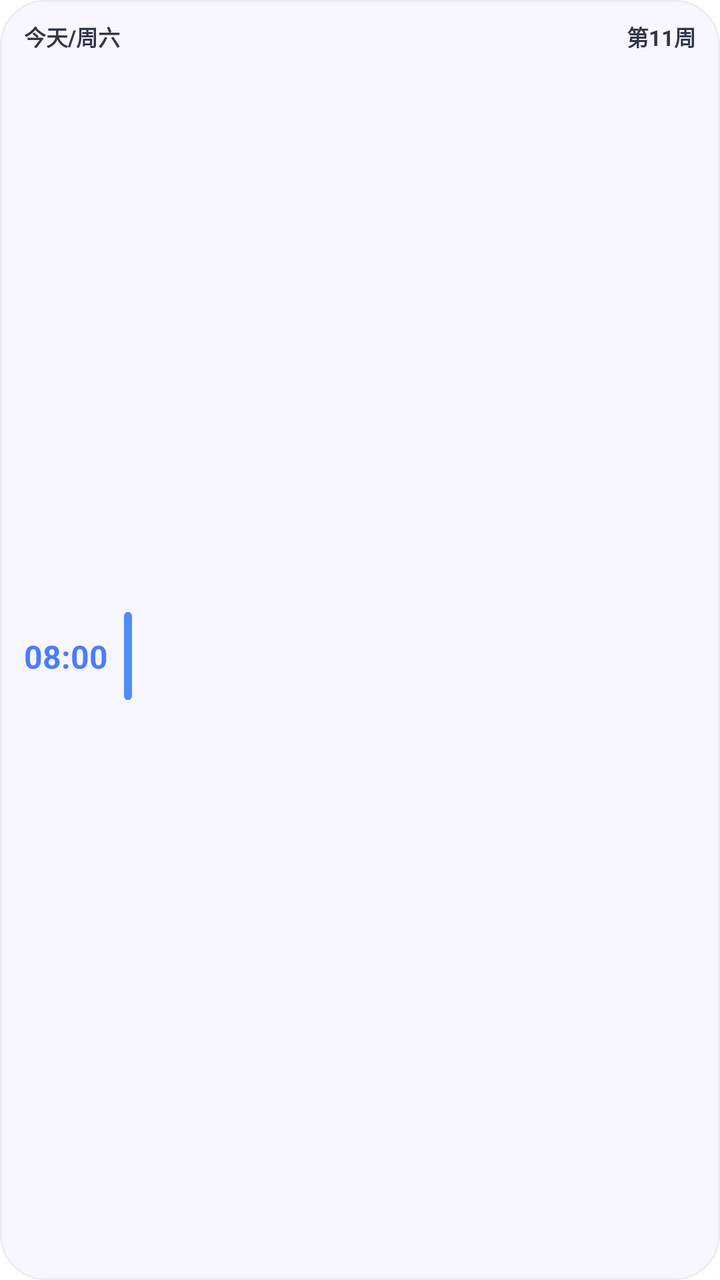
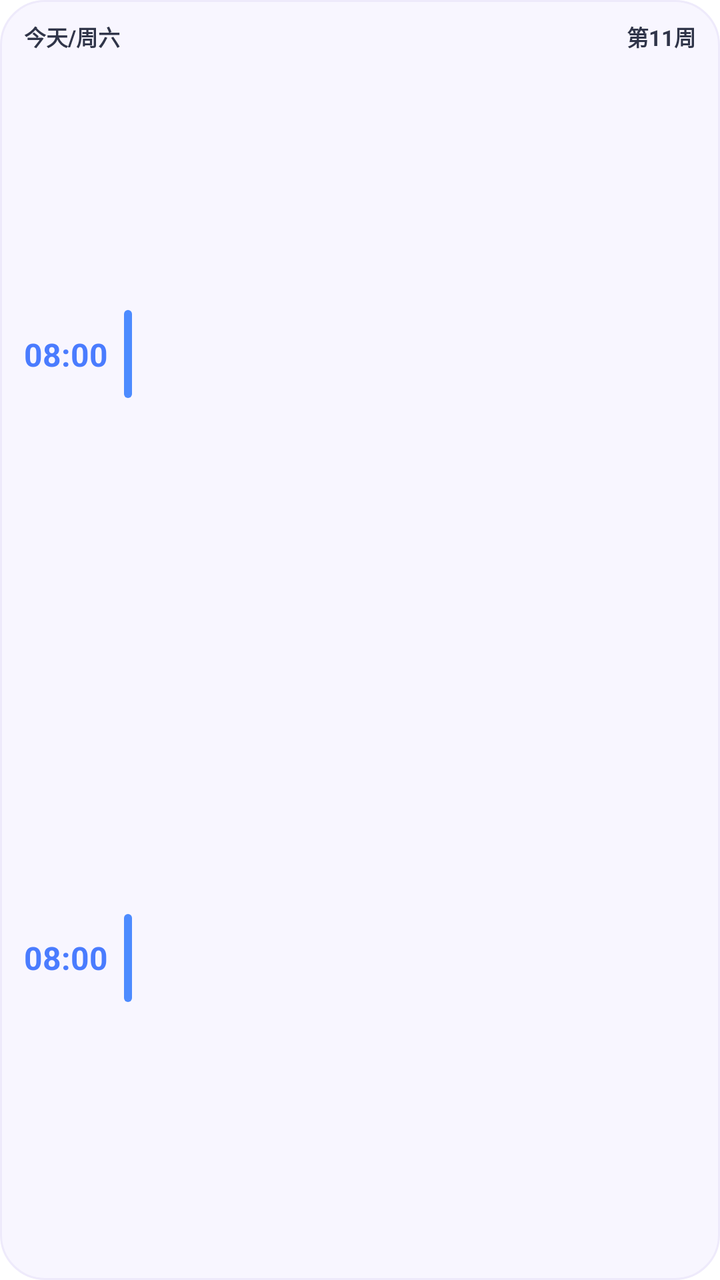

Screens rendered from an Android XML layout before and after an edit, with the pre-edit source and the edit as a unified diff.
<!-- AndroidManifest.xml: fallback theme Theme.MaterialComponents.DayNight.NoActionBar -->
<!-- res/layout/widget_small.xml -->
<?xml version="1.0" encoding="utf-8"?>
<LinearLayout xmlns:android="http://schemas.android.com/apk/res/android"
    android:id="@+id/widget_root"
    android:layout_width="match_parent"
    android:layout_height="match_parent"
    android:background="@drawable/widget_panel_bg"
    android:clipToPadding="false"
    android:orientation="vertical"
    android:paddingStart="12dp"
    android:paddingTop="10dp"
    android:paddingEnd="12dp"
    android:paddingBottom="10dp">

    <LinearLayout
        android:layout_width="match_parent"
        android:layout_height="wrap_content"
        android:gravity="center_vertical"
        android:orientation="horizontal">

        <TextView
            android:id="@+id/widget_small_date"
            android:layout_width="0dp"
            android:layout_height="wrap_content"
            android:layout_weight="1"
            android:ellipsize="end"
            android:maxLines="1"
            android:text="今天/周六"
            android:textColor="@color/course_widget_title"
            android:textSize="11sp"
            android:textStyle="bold" />

        <TextView
            android:id="@+id/widget_small_week"
            android:layout_width="wrap_content"
            android:layout_height="wrap_content"
            android:layout_marginStart="4dp"
            android:ellipsize="end"
            android:maxLines="1"
            android:text="第11周"
            android:textColor="@color/course_widget_title"
            android:textSize="11sp"
            android:textStyle="bold" />
    </LinearLayout>

    <LinearLayout
        android:id="@+id/widget_small_empty"
        android:layout_width="match_parent"
        android:layout_height="0dp"
        android:layout_weight="1"
        android:gravity="center_vertical"
        android:orientation="vertical"
        android:visibility="gone">

        <TextView
            android:id="@+id/widget_small_empty_title"
            android:layout_width="wrap_content"
            android:layout_height="wrap_content"
            android:text="@string/course_widget_empty_title"
            android:textColor="@color/course_widget_title"
            android:textSize="14sp"
            android:textStyle="bold" />

        <TextView
            android:id="@+id/widget_small_empty_message"
            android:layout_width="match_parent"
            android:layout_height="wrap_content"
            android:layout_marginTop="6dp"
            android:ellipsize="end"
            android:maxLines="2"
            android:text="@string/course_widget_empty_message"
            android:textColor="@color/course_widget_muted"
            android:textSize="11sp" />
    </LinearLayout>

    <LinearLayout
        android:id="@+id/widget_small_content"
        android:layout_width="match_parent"
        android:layout_height="0dp"
        android:layout_weight="1"
        android:gravity="center_vertical"
        android:orientation="horizontal">

        <TextView
            android:id="@+id/widget_small_course_start"
            android:layout_width="46dp"
            android:layout_height="wrap_content"
            android:ellipsize="end"
            android:gravity="center_vertical"
            android:maxLines="1"
            android:text="08:00"
            android:textColor="@color/course_widget_time"
            android:textSize="16sp"
            android:textStyle="bold" />

        <TextView
            android:layout_width="4dp"
            android:layout_height="44dp"
            android:layout_marginStart="4dp"
            android:layout_marginEnd="8dp"
            android:background="@drawable/widget_course_bar"
            android:text="" />

        <LinearLayout
            android:layout_width="0dp"
            android:layout_height="wrap_content"
            android:layout_weight="1"
            android:orientation="vertical">

            <TextView
                android:id="@+id/widget_small_course_name"
                android:layout_width="match_parent"
                android:layout_height="wrap_content"
                android:ellipsize="end"
                android:maxLines="2"
                android:textColor="@color/course_widget_title"
                android:textSize="14sp"
                android:textStyle="bold" />

            <TextView
                android:id="@+id/widget_small_course_lesson"
                android:layout_width="match_parent"
                android:layout_height="wrap_content"
                android:layout_marginTop="5dp"
                android:ellipsize="end"
                android:maxLines="1"
                android:textColor="@color/course_widget_muted"
                android:textSize="11sp" />
        </LinearLayout>
    </LinearLayout>
</LinearLayout>
<!-- resources referenced by this layout -->
<resources>
  <color name="course_widget_muted">#7B8092</color>
  <color name="course_widget_time">#4A7CFF</color>
  <color name="course_widget_title">#303549</color>
  <!-- drawable widget_course_bar (drawable) -->
  <?xml version="1.0" encoding="utf-8"?>
  <shape xmlns:android="http://schemas.android.com/apk/res/android">
      <solid android:color="#4D8BFF" />
      <corners android:radius="4dp" />
  </shape>
  <!-- drawable widget_panel_bg (drawable) -->
  <?xml version="1.0" encoding="utf-8"?>
  <shape xmlns:android="http://schemas.android.com/apk/res/android">
      <solid android:color="@color/course_widget_surface" />
      <corners android:radius="22dp" />
      <stroke
          android:width="1dp"
          android:color="@color/course_widget_border" />
  </shape>
  <string name="course_widget_empty_message">请先同步课程数据</string>
  <string name="course_widget_empty_title">暂无课程</string>
  <color name="course_widget_surface">#F8F6FF</color>
  <color name="course_widget_border">#EEEAFB</color>
</resources>

<!-- the commit's change to res/layout/widget_small.xml (unified diff, before → after) -->
@@ -24,7 +24,7 @@
             android:layout_weight="1"
             android:ellipsize="end"
             android:maxLines="1"
-            android:text="今天/周六"
+            android:text="@string/course_widget_preview_date_small"
             android:textColor="@color/course_widget_title"
             android:textSize="11sp"
             android:textStyle="bold" />
@@ -36,7 +36,7 @@
             android:layout_marginStart="4dp"
             android:ellipsize="end"
             android:maxLines="1"
-            android:text="第11周"
+            android:text="@string/course_widget_preview_week"
             android:textColor="@color/course_widget_title"
             android:textSize="11sp"
             android:textStyle="bold" />
@@ -77,54 +77,118 @@
         android:layout_width="match_parent"
         android:layout_height="0dp"
         android:layout_weight="1"
-        android:gravity="center_vertical"
-        android:orientation="horizontal">
-
-        <TextView
-            android:id="@+id/widget_small_course_start"
-            android:layout_width="46dp"
-            android:layout_height="wrap_content"
-            android:ellipsize="end"
-            android:gravity="center_vertical"
-            android:maxLines="1"
-            android:text="08:00"
-            android:textColor="@color/course_widget_time"
-            android:textSize="16sp"
-            android:textStyle="bold" />
-
-        <TextView
-            android:layout_width="4dp"
-            android:layout_height="44dp"
-            android:layout_marginStart="4dp"
-            android:layout_marginEnd="8dp"
-            android:background="@drawable/widget_course_bar"
-            android:text="" />
+        android:orientation="vertical">
 
         <LinearLayout
-            android:layout_width="0dp"
-            android:layout_height="wrap_content"
+            android:id="@+id/widget_small_page_row_1"
+            android:layout_width="match_parent"
+            android:layout_height="0dp"
             android:layout_weight="1"
-            android:orientation="vertical">
+            android:gravity="center_vertical"
+            android:orientation="horizontal">
 
             <TextView
-                android:id="@+id/widget_small_course_name"
-                android:layout_width="match_parent"
+                android:id="@+id/widget_small_page_start_1"
+                android:layout_width="46dp"
                 android:layout_height="wrap_content"
                 android:ellipsize="end"
-                android:maxLines="2"
-                android:textColor="@color/course_widget_title"
-                android:textSize="14sp"
+                android:gravity="center_vertical"
+                android:maxLines="1"
+                android:text="08:00"
+                android:textColor="@color/course_widget_time"
+                android:textSize="16sp"
                 android:textStyle="bold" />
 
             <TextView
-                android:id="@+id/widget_small_course_lesson"
-                android:layout_width="match_parent"
+                android:layout_width="4dp"
+                android:layout_height="44dp"
+                android:layout_marginStart="4dp"
+                android:layout_marginEnd="8dp"
+                android:background="@drawable/widget_course_bar"
+                android:text="" />
+
+            <LinearLayout
+                android:layout_width="0dp"
                 android:layout_height="wrap_content"
-                android:layout_marginTop="5dp"
+                android:layout_weight="1"
+                android:orientation="vertical">
+
+                <TextView
+                    android:id="@+id/widget_small_page_name_1"
+                    android:layout_width="match_parent"
+                    android:layout_height="wrap_content"
+                    android:ellipsize="end"
+                    android:maxLines="2"
+                    android:textColor="@color/course_widget_title"
+                    android:textSize="14sp"
+                    android:textStyle="bold" />
+
+                <TextView
+                    android:id="@+id/widget_small_page_detail_1"
+                    android:layout_width="match_parent"
+                    android:layout_height="wrap_content"
+                    android:layout_marginTop="5dp"
+                    android:ellipsize="end"
+                    android:maxLines="1"
+                    android:textColor="@color/course_widget_muted"
+                    android:textSize="11sp" />
+            </LinearLayout>
+        </LinearLayout>
+
+        <LinearLayout
+            android:id="@+id/widget_small_page_row_2"
+            android:layout_width="match_parent"
+            android:layout_height="0dp"
+            android:layout_weight="1"
+            android:gravity="center_vertical"
+            android:orientation="horizontal">
+
+            <TextView
+                android:id="@+id/widget_small_page_start_2"
+                android:layout_width="46dp"
+                android:layout_height="wrap_content"
                 android:ellipsize="end"
+                android:gravity="center_vertical"
                 android:maxLines="1"
-                android:textColor="@color/course_widget_muted"
-                android:textSize="11sp" />
+                android:text="08:00"
+                android:textColor="@color/course_widget_time"
+                android:textSize="16sp"
+                android:textStyle="bold" />
+
+            <TextView
+                android:layout_width="4dp"
+                android:layout_height="44dp"
+                android:layout_marginStart="4dp"
+                android:layout_marginEnd="8dp"
+                android:background="@drawable/widget_course_bar"
+                android:text="" />
+
+            <LinearLayout
+                android:layout_width="0dp"
+                android:layout_height="wrap_content"
+                android:layout_weight="1"
+                android:orientation="vertical">
+
+                <TextView
+                    android:id="@+id/widget_small_page_name_2"
+                    android:layout_width="match_parent"
+                    android:layout_height="wrap_content"
+                    android:ellipsize="end"
+                    android:maxLines="2"
+                    android:textColor="@color/course_widget_title"
+                    android:textSize="14sp"
+                    android:textStyle="bold" />
+
+                <TextView
+                    android:id="@+id/widget_small_page_detail_2"
+                    android:layout_width="match_parent"
+                    android:layout_height="wrap_content"
+                    android:layout_marginTop="5dp"
+                    android:ellipsize="end"
+                    android:maxLines="1"
+                    android:textColor="@color/course_widget_muted"
+                    android:textSize="11sp" />
+            </LinearLayout>
         </LinearLayout>
     </LinearLayout>
 </LinearLayout>
<!-- resource entries referenced after the edit -->
@@ -20,6 +20,8 @@
   </shape>
   <string name="course_widget_empty_message">请先同步课程数据</string>
   <string name="course_widget_empty_title">暂无课程</string>
+  <string name="course_widget_preview_date_small">今天/周六</string>
+  <string name="course_widget_preview_week">第11周</string>
   <color name="course_widget_surface">#F8F6FF</color>
   <color name="course_widget_border">#EEEAFB</color>
 </resources>
